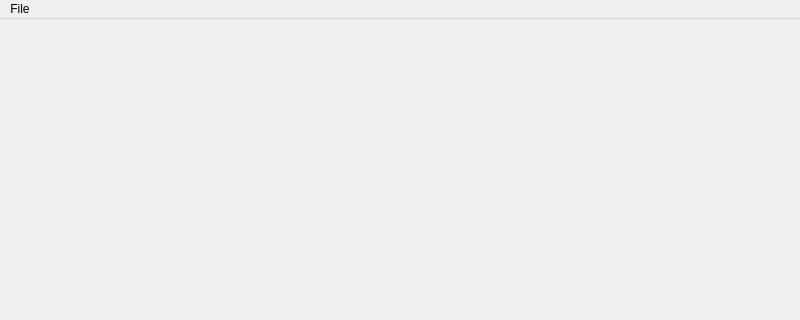
Qt form mainwindow.ui (Fezto/pretty-dope-fileviewer) before a commit; both pictures show x 0 to 800 and y 0 to 320 of the 800 by 600 pixel window.
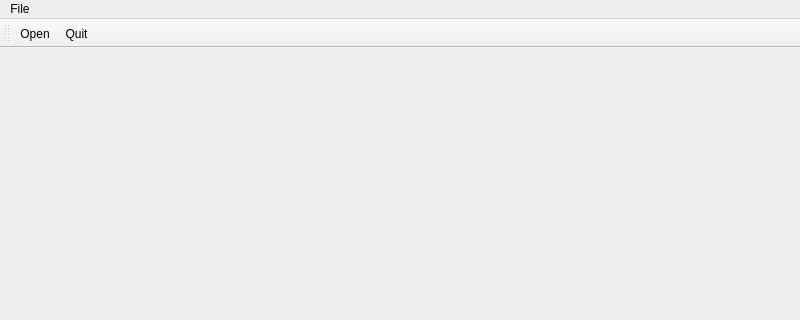
The same form after that commit. Icons and pictures are not drawn.

What changed in the file:
```diff
--- a/mainwindow.ui
+++ b/mainwindow.ui
@@ -32,11 +32,36 @@
    <addaction name="menuFile"/>
   </widget>
   <widget class="QStatusBar" name="statusbar"/>
+  <widget class="QToolBar" name="toolBar">
+   <property name="windowTitle">
+    <string>toolBar</string>
+   </property>
+   <attribute name="toolBarArea">
+    <enum>TopToolBarArea</enum>
+   </attribute>
+   <attribute name="toolBarBreak">
+    <bool>false</bool>
+   </attribute>
+   <addaction name="actionOpen"/>
+   <addaction name="actionQuit"/>
+  </widget>
   <action name="actionOpen">
    <property name="text">
     <string>Open</string>
    </property>
   </action>
+  <action name="actionQuit">
+   <property name="icon">
+    <iconset resource="resources.qrc">
+     <normaloff>:/images/quit.png</normaloff>:/images/quit.png</iconset>
+   </property>
+   <property name="text">
+    <string>Quit</string>
+   </property>
+   <property name="menuRole">
+    <enum>QAction::MenuRole::QuitRole</enum>
+   </property>
+  </action>
  </widget>
  <resources/>
  <connections/>
```
Left out of the diff: 8 changed lines with no effect on the pictures.
